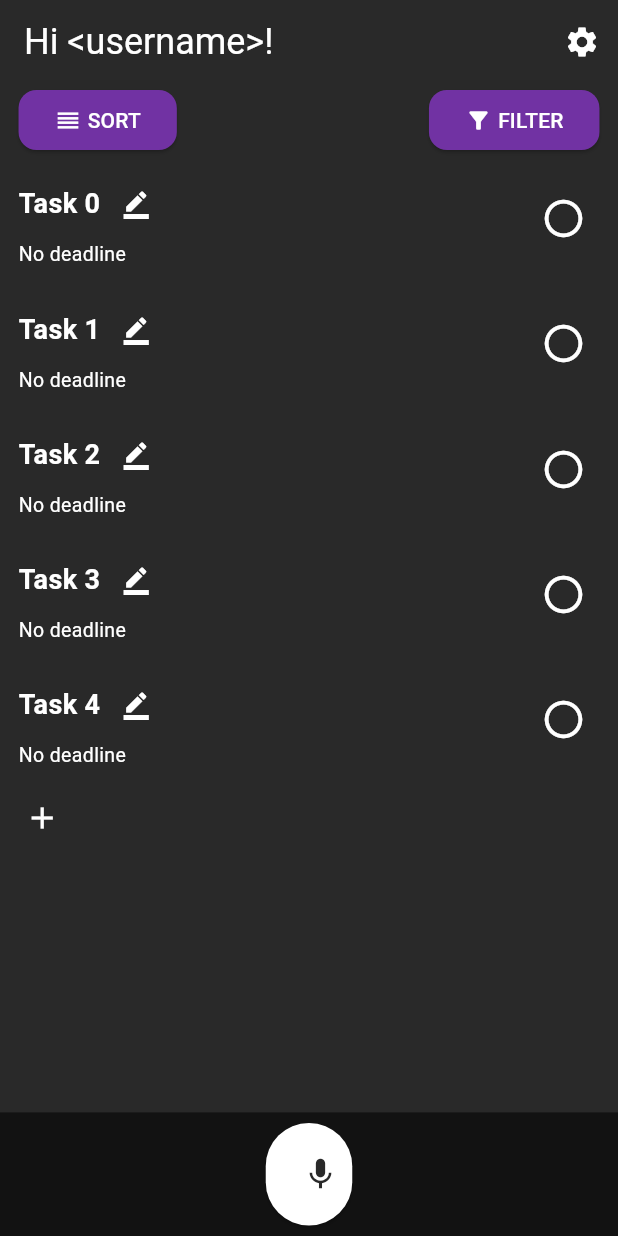
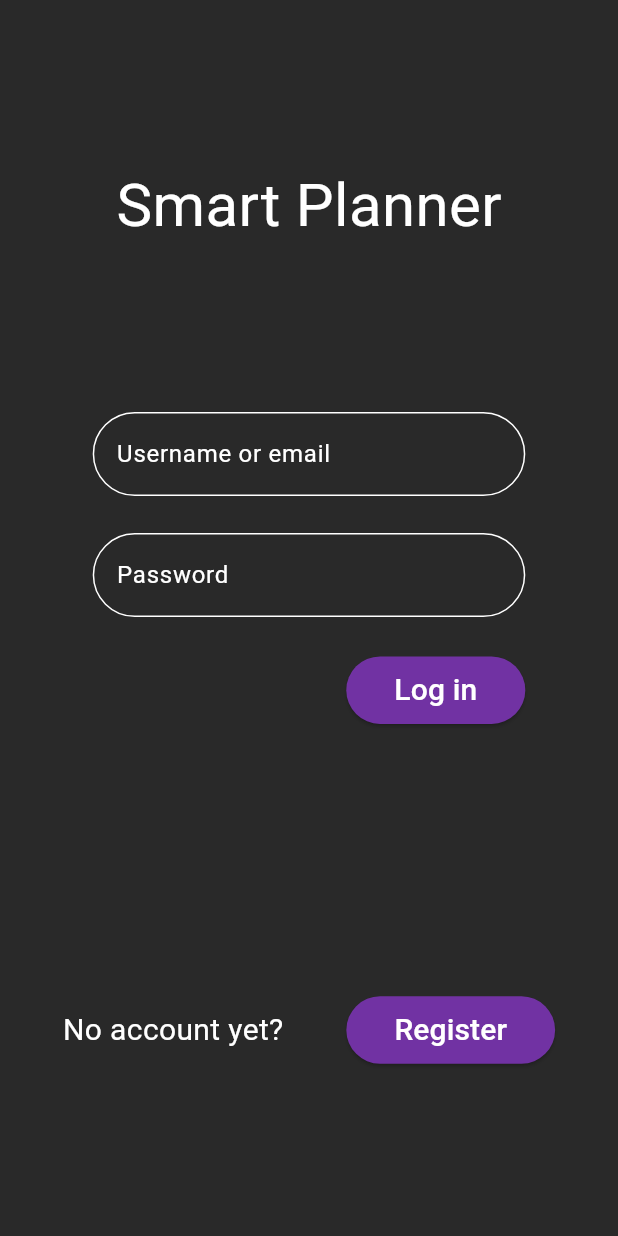
Before and after one commit to DaryaSanina/smart-planner, a Flutter app: the screen it shows after launch, on a phone screen of 412 x 824 dp. Run offline on Flutter 3.47's test engine with Material 3 defaults, Android fonts, the phone set to English and light mode, and no system bars.

Commit message:
Add login page

```diff
--- /dev/null
+++ b/app/lib/login/login_page.dart
@@ -0,0 +1,157 @@
+import 'package:flutter/material.dart';
+import 'package:flutter/rendering.dart';
+import 'package:flutter/widgets.dart';
+
+import 'package:app/home/home_page.dart';
+
+class LoginPage extends StatefulWidget {
+  const LoginPage({super.key});
+
+  @override
+  State<LoginPage> createState() => _LoginState();
+}
+
+class _LoginState extends State<LoginPage> {
+  final _formKey = GlobalKey<FormState>();
+  final _usernameEmailText = "";
+  final _passwordText = "";
+  TextEditingController usernameEmailController = TextEditingController();
+  TextEditingController passwordController = TextEditingController();
+
+  @override
+  Widget build(BuildContext context) {
+    return LayoutBuilder(
+      builder: (context, constraints) {
+        return Scaffold(
+          backgroundColor: Theme.of(context).colorScheme.primary,
+          body: Column(
+            children: [
+              SizedBox(
+                height: MediaQuery.of(context).size.height / 3,
+                child: const Center(
+                  child: Text(
+                    "Smart Planner",
+                    style: TextStyle(
+                      fontSize: 40,
+                    ),
+                  ),
+                ),
+              ),
+              SizedBox(
+                height: MediaQuery.of(context).size.height / 3,
+                width: MediaQuery.of(context).size.width,
+                child: Center(
+                  child: Form(
+                    key: _formKey,
+                    child: Padding(
+                      padding: EdgeInsets.symmetric(horizontal: MediaQuery.of(context).size.width * 0.15),
+                      child: Column(
+                        crossAxisAlignment: CrossAxisAlignment.end,
+                        children: [
+                          // Username or email field
+                          TextFormField(
+                            controller: usernameEmailController,
+                            decoration: InputDecoration(
+                              border: OutlineInputBorder(borderRadius: BorderRadius.circular(30)),
+                              labelText: "Username or email",
+                            ),
+                            cursorColor: Theme.of(context).colorScheme.tertiary,
+                            validator: (value) {
+                              if (value == null || value.isEmpty) {
+                                return "Please enter your username or email";
+                              }
+                              return null;
+                            },
+                            onChanged: (text) => setState(() => _usernameEmailText),
+                          ),
+
+                          SizedBox(height: MediaQuery.of(context).size.height * 0.03),
+
+                          // Password field
+                          TextFormField(
+                            controller: passwordController,
+                            decoration: InputDecoration(
+                              border: OutlineInputBorder(borderRadius: BorderRadius.circular(30)),
+                              labelText: "Password",
+                            ),
+                            cursorColor: Theme.of(context).colorScheme.tertiary,
+                            obscureText: true,
+                            obscuringCharacter: '*',
+                            validator: (value) {
+                              if (value == null || value.isEmpty) {
+                                return "Please enter your password";
+                              }
+                              return null;
+                            },
+                            onChanged: (text) => setState(() => _passwordText),
+                          ),
+
+                          SizedBox(height: MediaQuery.of(context).size.height * 0.03),
+
+                          // Log in button
+                          ElevatedButton(
+                            onPressed: () {
+                              Navigator.push(context, MaterialPageRoute(builder: (context) {
+                                return const HomePage();
+                              }));
+                            },
+                            style: ElevatedButton.styleFrom(
+                              backgroundColor: Theme.of(context).colorScheme.secondary,
+                              shape: RoundedRectangleBorder(borderRadius: BorderRadius.circular(30)),
+                            ),
+                            child: Padding(
+                              padding: const EdgeInsets.all(8.0),
+                              child: Text(
+                                "Log in",
+                                style: TextStyle(
+                                  fontSize: 20,
+                                  color: Theme.of(context).colorScheme.tertiary,
+                                ),
+                              ),
+                            ),
+                          ),
+                        ],
+                      ),
+                    )
+                  ),
+                ),
+              ),
+              SizedBox(
+                height: MediaQuery.of(context).size.height / 3,
+                child: Row(
+                  mainAxisAlignment: MainAxisAlignment.spaceEvenly,
+                  children: [
+                    Text(
+                      "No account yet?",
+                      style: TextStyle(
+                        fontSize: 20,
+                        color: Theme.of(context).colorScheme.tertiary,
+                      ),
+                    ),
+                    ElevatedButton(
+                      onPressed: () {},
+                      style: ElevatedButton.styleFrom(
+                        backgroundColor: Theme.of(context).colorScheme.secondary,
+                        shape: RoundedRectangleBorder(borderRadius: BorderRadius.circular(30)),
+                      ),
+                      child: Padding(
+                        padding: const EdgeInsets.all(8.0),
+                        child: Text(
+                          "Register",
+                          style: TextStyle(
+                            fontSize: 20,
+                            color: Theme.of(context).colorScheme.tertiary,
+                          ),
+                        ),
+                      ),
+                    ),
+                  ],
+                )
+              )
+            ],
+          )
+        );
+      }
+    );
+  }
+}
--- a/app/lib/main.dart
+++ b/app/lib/main.dart
@@ -1,5 +1,6 @@
 import 'package:flutter/material.dart';
 
+import 'package:app/login/login_page.dart';
 import 'package:app/home/home_page.dart';
 import 'package:provider/provider.dart';
 import 'package:app/models/task_list_model.dart';
@@ -27,7 +28,7 @@ class MyApp extends StatelessWidget {
         ),
         useMaterial3: true,
       ),
-      home: HomePage(),
+      home: LoginPage(),
     );
   }
 }
```
Also changed, not shown: 1 other file.
